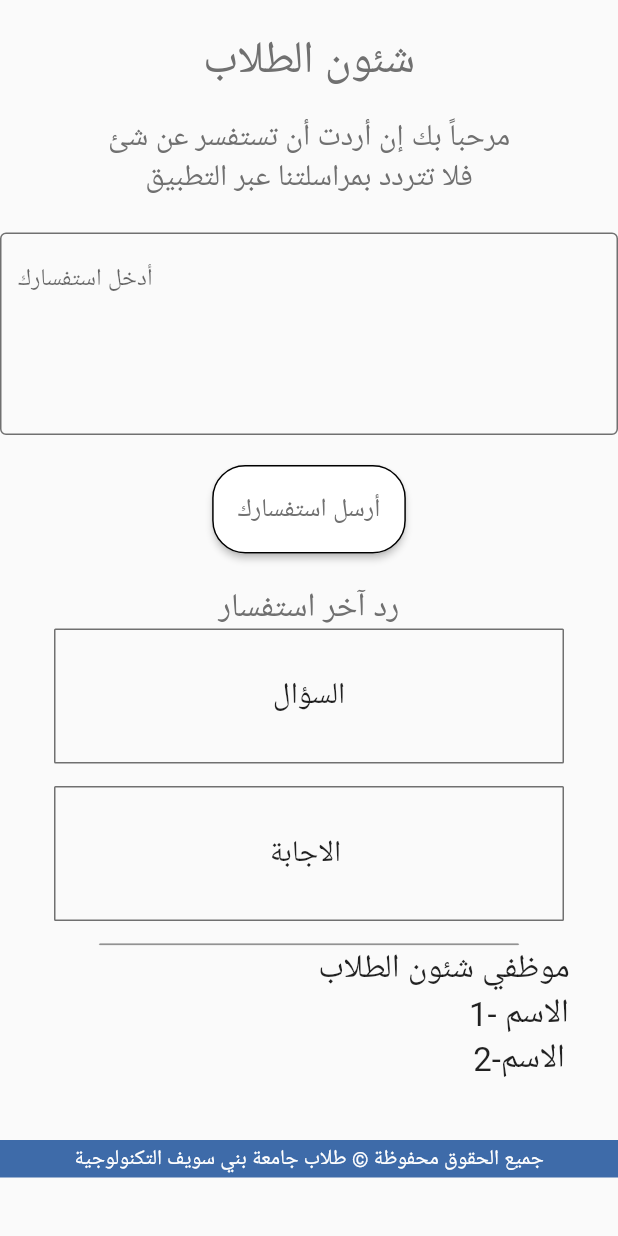
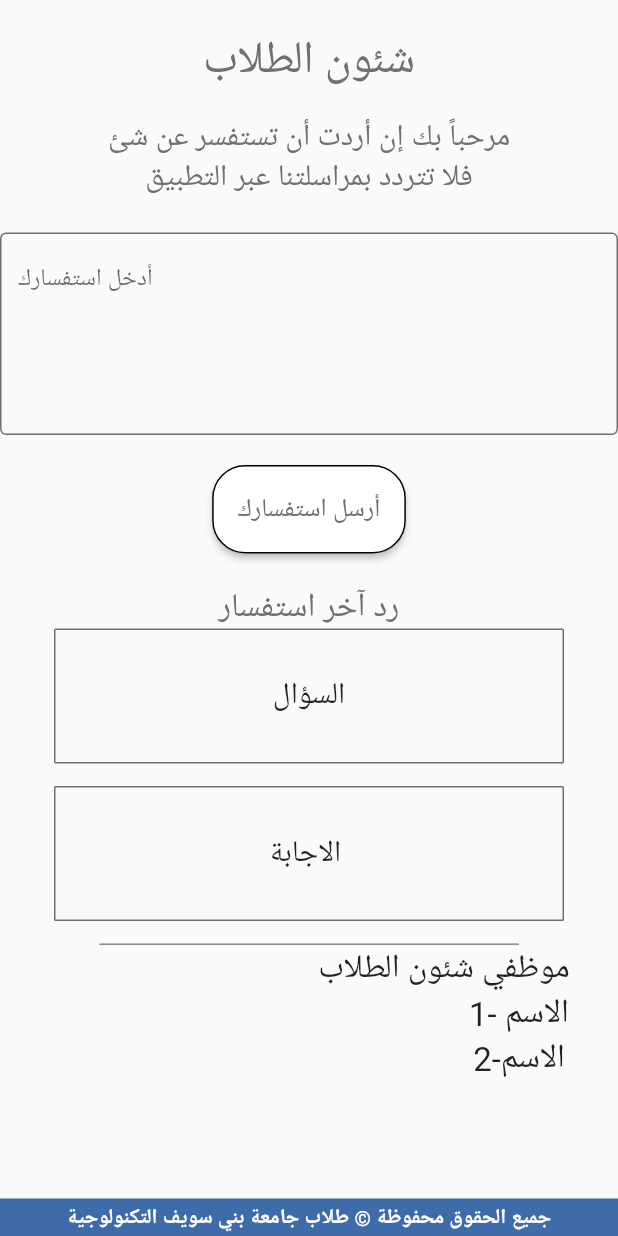
Before and after one commit to Filopatir-Mamdouh/BTX-Graduation-Project, a Flutter app: the Inquiries_page_Class screen opened directly, on a phone screen of 412 x 824 dp. Run offline on Flutter 3.47's test engine with Material 2 defaults, Android fonts, the phone set to English and light mode, and no system bars; our stand-ins replace easy_sidemenu; missing offline and left inert: bt_x, dart:html, footer.

Commit message:
Update inguiries_page_calss.dart

```diff
--- a/lib/inquiries_page/inguiries_page_calss.dart
+++ b/lib/inquiries_page/inguiries_page_calss.dart
@@ -12,7 +12,22 @@ class Inquiries_page_Class extends StatelessWidget {
   @override
   Widget build(BuildContext context) {
     return Scaffold(
+      bottomNavigationBar: Stack(fit: StackFit.passthrough, children: [
+        new Container(
+          height: 25,
+          color: Color(0xFF3E6BA9),
+          child: Center(
+              child: Text(
+                  "جميع الحقوق محفوظة © طلاب جامعة بني سويف التكنولوجية",
+                  style: TextStyle(
+                      fontSize: 14,
+                      fontWeight: FontWeight.bold,
+                      color: Colors.white))),
+        )
+      ]),
       body: SingleChildScrollView(
+        child: SafeArea(
+          child: Container(
             child: Column(
               children: [
                 Center(
@@ -66,8 +81,8 @@ class Inquiries_page_Class extends StatelessWidget {
                   style: ElevatedButton.styleFrom(
                     side: const BorderSide(width: 1, color: Colors.black),
                     primary: Color.fromARGB(255, 255, 255, 255),
-                padding:
-                    const EdgeInsets.symmetric(vertical: 18, horizontal: 17),
+                    padding: const EdgeInsets.symmetric(
+                        vertical: 18, horizontal: 17),
                     shape: RoundedRectangleBorder(
                       borderRadius: BorderRadius.circular(22),
                     ),
@@ -151,21 +166,9 @@ class Inquiries_page_Class extends StatelessWidget {
                     ],
                   ),
                 )),
-            SizedBox(
-              height: 40,
-            ),
-            Container(
-              height: 25,
-              width: 3000,
-              color: Color(0xFF3E6BA9),
-              child: Center(
-                child: Text(
-                  "جميع الحقوق محفوظة © طلاب جامعة بني سويف التكنولوجية",
-                  style: TextStyle(color: Colors.white),
+              ],
             ),
           ),
-            )
-          ],
         ),
       ),
     );
```
Lines whose indentation alone changed are shown as unchanged.
